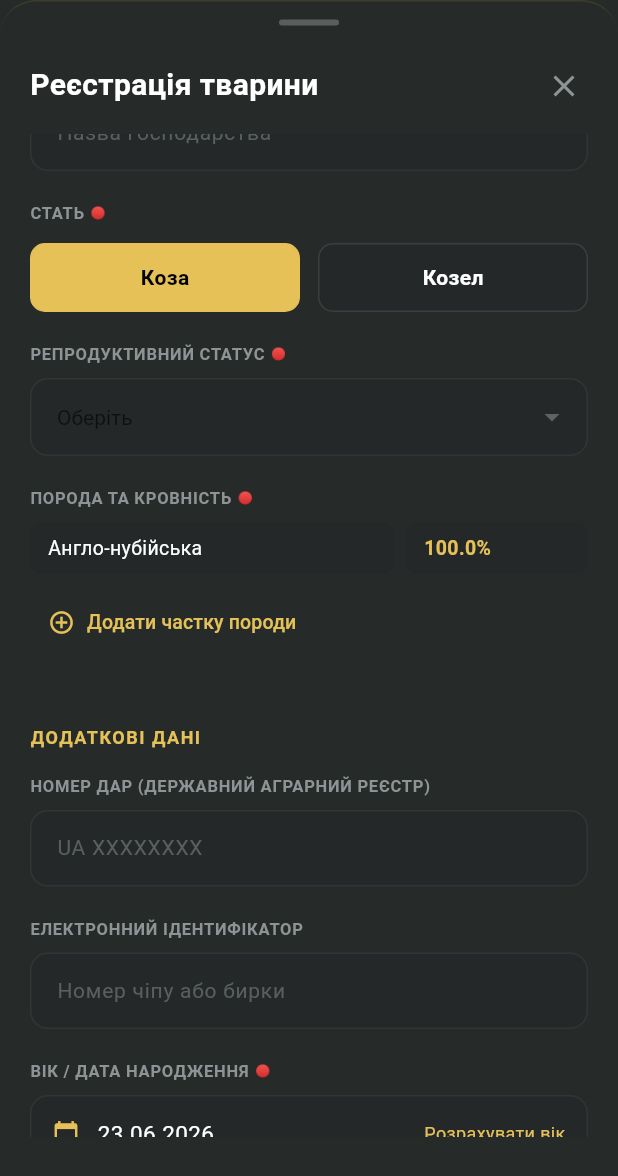
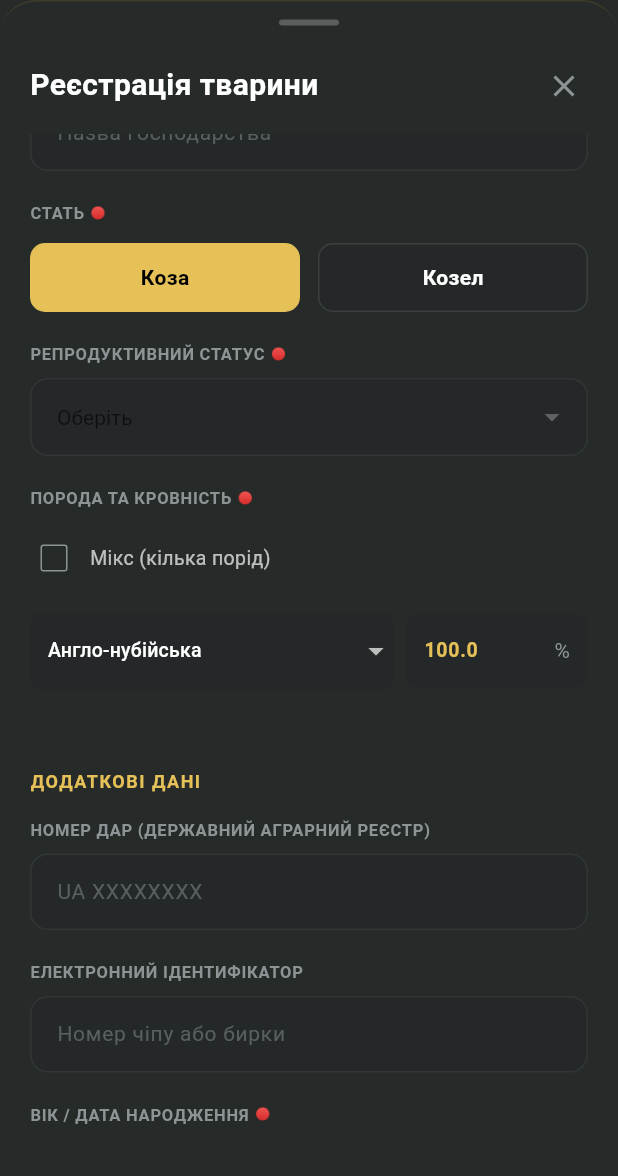
Before and after one commit to danylo0608/IDGOAT.V-, a Flutter app: the AddGoatSheet widget shown alone on an empty page, opened directly with empty values, scrolled down 576 dp, on a phone screen of 412 x 824 dp. Shown: the top 1176 px of the screen. Run offline on Flutter 3.47's test engine with Material 3 defaults, Android fonts, the phone set to English and light mode, and no system bars.

Commit message:
bla-bla-bla

```diff
--- a/lib/screens/app/herd/widgets/add_goat_sheet.dart
+++ b/lib/screens/app/herd/widgets/add_goat_sheet.dart
@@ -41,26 +41,64 @@ class _AddGoatSheetState extends State<AddGoatSheet> {
   // State variables
   bool _isDoe = true;
   bool _isOwnerBreeder = false;
+  bool _isMix = false;
   String? _reproductiveStatus;
   String? _hornType;
   String? _litterComposition;
   DateTime _birthDate = DateTime.now();
   final List<String> _selectedPhysiologicalStatuses = [];
+  final List<String> _availableBreeds = [
+    'Англо-нубійська',
+    'Зааненська',
+    'Тогенбурзька',
+    'Альпійська',
+    'Нубійська',
+    'Ламанча',
+    'Нigerian Dwarf',
+    'Піренейська',
+  ];
 
   // Breed constructor state
   final List<Map<String, dynamic>> _breeds = [
     {'name': 'Англо-нубійська', 'purity': 100.0}
   ];
 
+  void _toggleMix(bool value) {
+    setState(() {
+      _isMix = value;
+      if (!value) {
+        // If not mix, keep only first breed and set to 100%
+        if (_breeds.isNotEmpty) {
+          _breeds[0]['purity'] = 100.0;
+        }
+        while (_breeds.length > 1) {
+          _breeds.removeLast();
+        }
+      }
+    });
+  }
+
   void _addBreed() {
     setState(() {
-      _breeds.add({'name': 'Нова порода', 'purity': 0.0});
+      _breeds.add({'name': 'Зааненська', 'purity': 0.0});
+    });
+  }
+
+  void _removeBreed(int index) {
+    setState(() {
+      _breeds.removeAt(index);
     });
   }
 
   void _updateBreedPurity(int index, double purity) {
     setState(() {
       _breeds[index]['purity'] = purity;
+    });
+  }
+
+  void _updateBreedName(int index, String name) {
+    setState(() {
+      _breeds[index]['name'] = name;
     });
   }
 
@@ -582,6 +620,27 @@ class _AddGoatSheetState extends State<AddGoatSheet> {
         children: [
           _buildLabel('Порода та Кровність', true),
           const SizedBox(height: 8),
+
+          // Mix checkbox
+          Transform.translate(
+            offset: const Offset(-8, 0),
+            child: Row(
+              children: [
+                Checkbox(
+                  value: _isMix,
+                  onChanged: (v) => _toggleMix(v ?? false),
+                  activeColor: AppColors.textGold,
+                  checkColor: Colors.black,
+                  side: const BorderSide(color: AppColors.textMuted),
+                ),
+                const Text('Мікс (кілька порід)',
+                    style: TextStyle(color: Colors.white70, fontSize: 13)),
+              ],
+            ),
+          ),
+          const SizedBox(height: 12),
+
+          // Breed list
           ..._breeds.asMap().entries.map((entry) {
             final index = entry.key;
             final breed = entry.value;
@@ -592,33 +651,75 @@ class _AddGoatSheetState extends State<AddGoatSheet> {
                   Expanded(
                     flex: 2,
                     child: Container(
-                      padding: const EdgeInsets.symmetric(horizontal: 12, vertical: 8),
-                      decoration: BoxDecoration(color: AppColors.cardBackground, borderRadius: BorderRadius.circular(8)),
-                      child: Text(breed['name'], style: const TextStyle(color: Colors.white, fontSize: 13)),
+                      decoration: BoxDecoration(
+                        color: AppColors.cardBackground,
+                        borderRadius: BorderRadius.circular(8),
+                      ),
+                      child: DropdownButtonFormField<String>(
+                        value: breed['name'],
+                        isExpanded: true,
+                        items: _availableBreeds.map((breedName) {
+                          return DropdownMenuItem(
+                            value: breedName,
+                            child: Text(breedName, style: const TextStyle(color: Colors.white, fontSize: 13)),
+                          );
+                        }).toList(),
+                        onChanged: _isMix ? (value) {
+                          if (value != null) _updateBreedName(index, value);
+                        } : null,
+                        dropdownColor: AppColors.cardBackground,
+                        decoration: InputDecoration(
+                          contentPadding: const EdgeInsets.symmetric(horizontal: 12, vertical: 14),
+                          border: InputBorder.none,
+                          enabledBorder: InputBorder.none,
+                          focusedBorder: InputBorder.none,
+                        ),
+                      ),
                     ),
                   ),
                   const SizedBox(width: 8),
                   Expanded(
                     child: Container(
-                      padding: const EdgeInsets.symmetric(horizontal: 12, vertical: 8),
-                      decoration: BoxDecoration(color: AppColors.cardBackground, borderRadius: BorderRadius.circular(8)),
-                      child: Text('${breed['purity']}%', style: const TextStyle(color: AppColors.textGold, fontSize: 13, fontWeight: FontWeight.bold)),
+                      decoration: BoxDecoration(
+                        color: AppColors.cardBackground,
+                        borderRadius: BorderRadius.circular(8),
+                      ),
+                      child: TextFormField(
+                        initialValue: '${breed['purity']}',
+                        keyboardType: const TextInputType.numberWithOptions(decimal: true),
+                        inputFormatters: [FilteringTextInputFormatter.allow(RegExp(r'[\d.,]'))],
+                        style: const TextStyle(color: AppColors.textGold, fontSize: 13, fontWeight: FontWeight.bold),
+                        onChanged: _isMix ? (value) {
+                          final purity = double.tryParse(value.replaceAll(',', '.')) ?? 0.0;
+                          _updateBreedPurity(index, purity);
+                        } : null,
+                        decoration: const InputDecoration(
+                          contentPadding: EdgeInsets.symmetric(horizontal: 12, vertical: 14),
+                          border: InputBorder.none,
+                          enabledBorder: InputBorder.none,
+                          focusedBorder: InputBorder.none,
+                          suffixText: '%',
+                          suffixStyle: TextStyle(color: AppColors.textMuted),
+                        ),
+                      ),
                     ),
                   ),
-                  if (_breeds.length > 1)
+                  if (_isMix && _breeds.length > 1)
                     IconButton(
                       icon: const Icon(Icons.remove_circle_outline, color: Colors.redAccent, size: 20),
-                      onPressed: () => setState(() => _breeds.removeAt(index)),
+                      onPressed: () => _removeBreed(index),
                     ),
                 ],
               ),
             );
           }),
-          TextButton.icon(
-            onPressed: _addBreed,
-            icon: const Icon(Icons.add_circle_outline, size: 18, color: AppColors.textGold),
-            label: const Text('Додати частку породи', style: TextStyle(color: AppColors.textGold, fontSize: 13)),
-          ),
+
+          if (_isMix)
+            TextButton.icon(
+              onPressed: _addBreed,
+              icon: const Icon(Icons.add_circle_outline, size: 18, color: AppColors.textGold),
+              label: const Text('Додати частку породи', style: TextStyle(color: AppColors.textGold, fontSize: 13)),
+            ),
         ],
       ),
     );
```
Also changed, not shown: lib/screens/app/navigation/screens/main_layout_screen.dart (+7 -0 lines).
